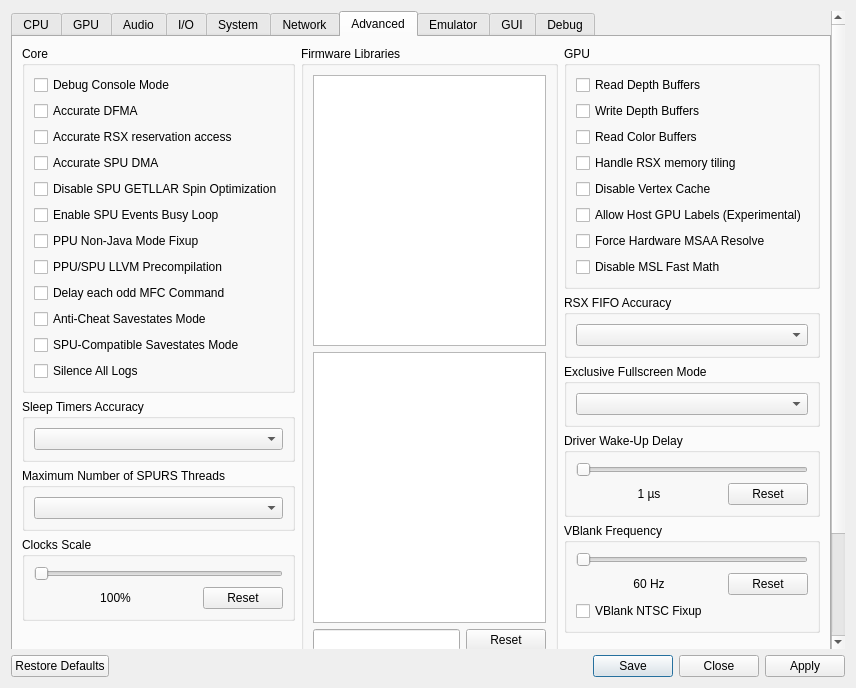
The window that rpcs3/rpcs3qt/settings_dialog.ui (RPCS3/rpcs3) describes before a commit, drawn with Qt 5.
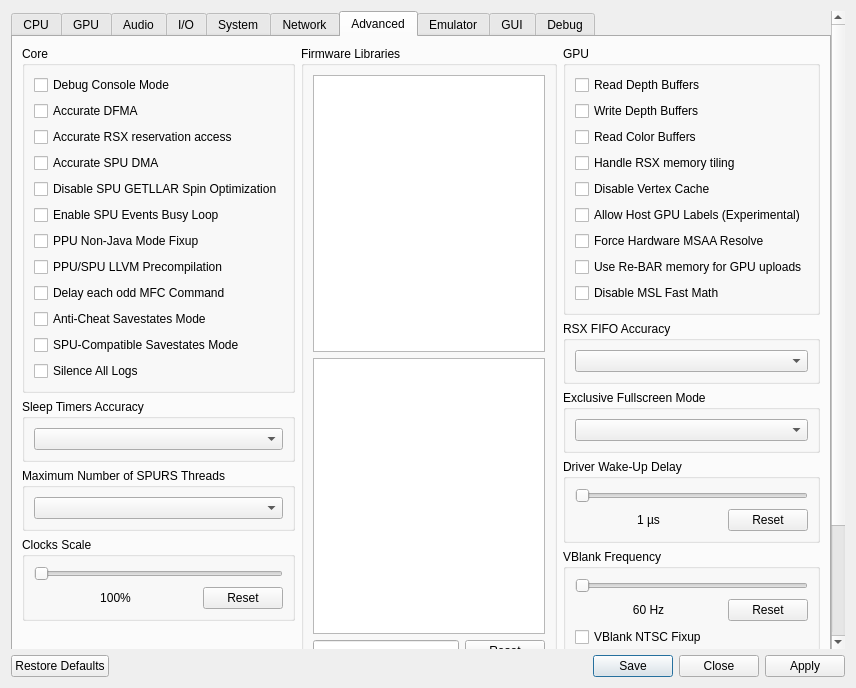
The same window after the commit. The open tabs and pages were chosen to show the change. Icons and pictures are not drawn.

Commit message: vk: Add re-bar toggle to GUI

Diff of the .ui file:
```diff
--- a/rpcs3/rpcs3qt/settings_dialog.ui
+++ b/rpcs3/rpcs3qt/settings_dialog.ui
@@ -2731,6 +2731,13 @@
                  </property>
                 </widget>
                </item>
+               <item>
+                <widget class="QCheckBox" name="useReBAR">
+                 <property name="text">
+                  <string>Use Re-BAR memory for GPU uploads</string>
+                 </property>
+                </widget>
+               </item>
                <item>
                 <widget class="QCheckBox" name="disableMslFastMath">
                  <property name="text">
```
The commit also changes 5 other files.
